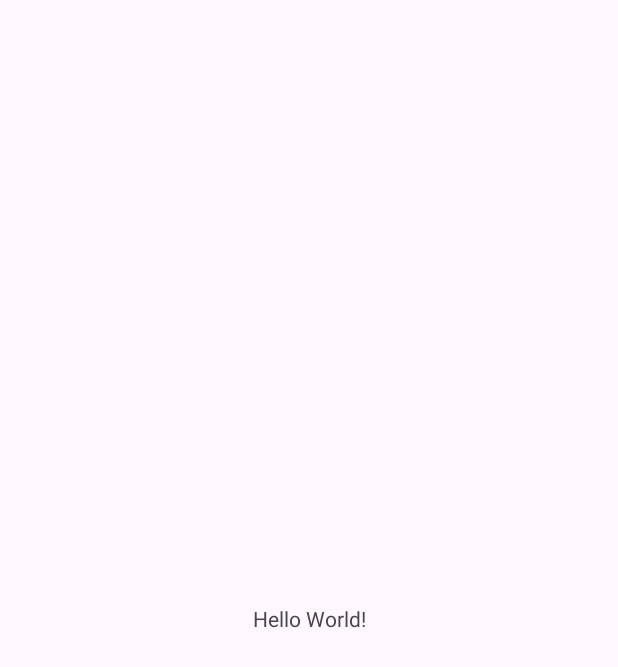
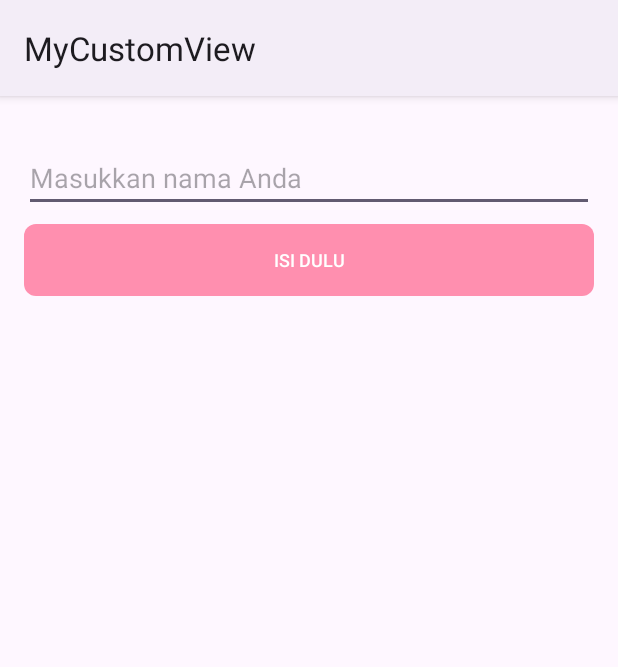
Before and after one commit to e-haikal/Dicoding-AndroidIntermediate, an Android app: the screen it shows after launch (MainActivity), on a phone screen of 412 x 824 dp. Before the commit the part shown is almost empty. Shown: the top 667 px of the screen. Run offline under Robolectric (Android 15) with nearby library versions, the light colour scheme and no system bars.

Commit message:
feat(mcv): completing 'making custom button and editText exercise

```diff
--- a/MyCustomView/app/build.gradle.kts
+++ b/MyCustomView/app/build.gradle.kts
@@ -5,7 +5,7 @@
 
 android {
     namespace = "com.siaptekno.mycustomview"
-    compileSdk = 34
+    compileSdk = 35
 
     defaultConfig {
         applicationId = "com.siaptekno.mycustomview"
--- /dev/null
+++ b/MyCustomView/app/src/main/java/com/MyButton.kt
@@ -0,0 +1,35 @@
+package com.siaptekno.mycustomview
+
+import android.content.Context
+import android.graphics.Canvas
+import android.graphics.drawable.Drawable
+import android.util.AttributeSet
+import android.view.Gravity
+import androidx.appcompat.widget.AppCompatButton
+import androidx.core.content.ContextCompat
+
+class MyButton : AppCompatButton {
+    constructor(context: Context) : super(context)
+    constructor(context: Context, attrs: AttributeSet) : super(context, attrs)
+
+
+    private var txtColor: Int = 0
+    private var enabledBackground: Drawable
+    private var disabledBackground: Drawable
+
+    init {
+        txtColor = ContextCompat.getColor(context, android.R.color.background_light)
+        enabledBackground = ContextCompat.getDrawable(context, R.drawable.bg_button) as Drawable
+        disabledBackground = ContextCompat.getDrawable(context, R.drawable.bg_button_disable) as Drawable
+    }
+
+
+    override fun onDraw(canvas: Canvas) {
+        super.onDraw(canvas)
+        background = if(isEnabled) enabledBackground else disabledBackground
+        setTextColor(txtColor)
+        textSize = 12f
+        gravity = Gravity.CENTER
+        text = if(isEnabled) "Submit" else "Isi Dulu"
+    }
+}
--- a/MyCustomView/app/src/main/java/com/siaptekno/mycustomview/MainActivity.kt
+++ b/MyCustomView/app/src/main/java/com/siaptekno/mycustomview/MainActivity.kt
@@ -1,12 +1,19 @@
 package com.siaptekno.mycustomview
 
 import android.os.Bundle
+import android.text.Editable
+import android.text.TextWatcher
+import android.widget.Toast
 import androidx.activity.enableEdgeToEdge
 import androidx.appcompat.app.AppCompatActivity
 import androidx.core.view.ViewCompat
 import androidx.core.view.WindowInsetsCompat
 
 class MainActivity : AppCompatActivity() {
+
+    private lateinit var myButton: MyButton
+    private lateinit var myEditText: MyEditText
+
     override fun onCreate(savedInstanceState: Bundle?) {
         super.onCreate(savedInstanceState)
         enableEdgeToEdge()
@@ -16,5 +23,26 @@
             v.setPadding(systemBars.left, systemBars.top, systemBars.right, systemBars.bottom)
             insets
         }
+
+        myButton = findViewById(R.id.my_button)
+        myEditText = findViewById(R.id.my_edit_text)
+        setMyButtonEnable()
+
+        myEditText.addTextChangedListener(object : TextWatcher {
+            override fun beforeTextChanged(s: CharSequence, start: Int, count: Int, after: Int) {
+            }
+            override fun onTextChanged(s: CharSequence, start: Int, before: Int, count: Int) {
+                setMyButtonEnable()
+            }
+            override fun afterTextChanged(s: Editable) {
+            }
+        })
+        myButton.setOnClickListener { Toast.makeText(this@MainActivity, myEditText.text, Toast.LENGTH_SHORT).show() }
+
+    }
+
+    private fun setMyButtonEnable() {
+        val result = myEditText.text
+        myButton.isEnabled = result != null && result.toString().isNotEmpty()
     }
 }
--- /dev/null
+++ b/MyCustomView/app/src/main/res/drawable/bg_button.xml
@@ -0,0 +1,16 @@
+<selector xmlns:android="http://schemas.android.com/apk/res/android">
+    <item android:state_pressed="true">
+        <shape>
+            <solid android:color="@color/pink_500" />
+            <corners android:radius="6dp" />
+            <padding android:left="4dp" android:right="4dp" />
+        </shape>
+    </item>
+    <item>
+        <shape>
+            <solid android:color="@color/pink_500" />
+            <corners android:radius="8dp" />
+            <padding android:left="4dp" android:right="4dp" />
+        </shape>
+    </item>
+</selector>
--- /dev/null
+++ b/MyCustomView/app/src/main/res/drawable/bg_button_disable.xml
@@ -0,0 +1,16 @@
+<selector xmlns:android="http://schemas.android.com/apk/res/android">
+    <item android:state_pressed="true">
+        <shape>
+            <solid android:color="@color/pink_200" />
+            <corners android:radius="6dp" />
+            <padding android:left="4dp" android:right="4dp" />
+        </shape>
+    </item>
+    <item>
+        <shape>
+            <solid android:color="@color/pink_200" />
+            <corners android:radius="8dp" />
+            <padding android:left="4dp" android:right="4dp" />
+        </shape>
+    </item>
+</selector>
--- /dev/null
+++ b/MyCustomView/app/src/main/res/drawable/ic_close_black_24dp.xml
@@ -0,0 +1,5 @@
+<vector xmlns:android="http://schemas.android.com/apk/res/android" android:height="24dp" android:tint="#000000" android:viewportHeight="24" android:viewportWidth="24" android:width="24dp">
+
+    <path android:fillColor="@android:color/white" android:pathData="M19,6.41L17.59,5 12,10.59 6.41,5 5,6.41 10.59,12 5,17.59 6.41,19 12,13.41 17.59,19 19,17.59 13.41,12z"/>
+
+</vector>
--- a/MyCustomView/app/src/main/res/layout/activity_main.xml
+++ b/MyCustomView/app/src/main/res/layout/activity_main.xml
@@ -7,13 +7,29 @@
     android:layout_height="match_parent"
     tools:context=".MainActivity">
 
-    <TextView
-        android:layout_width="wrap_content"
+    <com.siaptekno.mycustomview.MyEditText
+        android:id="@+id/my_edit_text"
+        android:layout_width="0dp"
         android:layout_height="wrap_content"
-        android:text="Hello World!"
-        app:layout_constraintBottom_toBottomOf="parent"
+        android:layout_gravity="start"
+        android:layout_marginStart="16dp"
+        android:layout_marginTop="32dp"
+        android:layout_marginEnd="16dp"
         app:layout_constraintEnd_toEndOf="parent"
         app:layout_constraintStart_toStartOf="parent"
         app:layout_constraintTop_toTopOf="parent" />
 
+    <com.siaptekno.mycustomview.MyButton
+        android:id="@+id/my_button"
+        android:layout_width="0dp"
+        android:layout_height="wrap_content"
+        android:enabled="false"
+        android:layout_marginStart="16dp"
+        android:layout_marginTop="8dp"
+        android:layout_marginEnd="16dp"        app:layout_constraintEnd_toEndOf="parent"
+        app:layout_constraintHorizontal_bias="0.0"
+        app:layout_constraintStart_toStartOf="parent"
+        app:layout_constraintTop_toBottomOf="@id/my_edit_text" />
+
+
 </androidx.constraintlayout.widget.ConstraintLayout>
--- a/MyCustomView/app/src/main/res/values-night/themes.xml
+++ b/MyCustomView/app/src/main/res/values-night/themes.xml
@@ -1,6 +1,6 @@
 <resources xmlns:tools="http://schemas.android.com/tools">
     <!-- Base application theme. -->
-    <style name="Base.Theme.MyCustomView" parent="Theme.Material3.DayNight.NoActionBar">
+    <style name="Base.Theme.MyCustomView" parent="Theme.Material3.DayNight">
         <!-- Customize your dark theme here. -->
         <!-- <item name="colorPrimary">@color/my_dark_primary</item> -->
     </style>
--- a/MyCustomView/app/src/main/res/values/colors.xml
+++ b/MyCustomView/app/src/main/res/values/colors.xml
@@ -2,4 +2,12 @@
 <resources>
     <color name="black">#FF000000</color>
     <color name="white">#FFFFFFFF</color>
+
+    <color name="purple_200">#FFBB86FC</color>
+    <color name="purple_500">#FF6200EE</color>
+    <color name="purple_700">#FF3700B3</color>
+    <color name="teal_200">#FF03DAC5</color>
+    <color name="teal_700">#FF018786</color>
+    <color name="pink_500">#D81B60</color>
+    <color name="pink_200">#FF8FAF</color>
 </resources>
--- a/MyCustomView/app/src/main/res/values/themes.xml
+++ b/MyCustomView/app/src/main/res/values/themes.xml
@@ -1,6 +1,6 @@
 <resources xmlns:tools="http://schemas.android.com/tools">
     <!-- Base application theme. -->
-    <style name="Base.Theme.MyCustomView" parent="Theme.Material3.DayNight.NoActionBar">
+    <style name="Base.Theme.MyCustomView" parent="Theme.Material3.DayNight">
         <!-- Customize your light theme here. -->
         <!-- <item name="colorPrimary">@color/my_light_primary</item> -->
     </style>
```
Also changed, not shown: MyCustomView/app/src/main/java/com/siaptekno/mycustomview/MyEditText.kt (added, +102 -0 lines).
